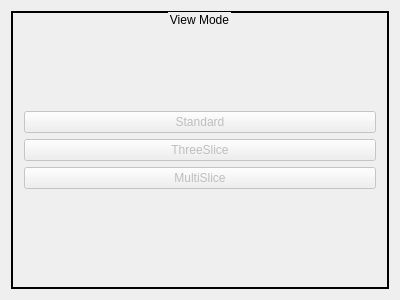
Qt form ui/modecontrolwidget.ui (mareuter/PVMockupGui) before a commit.
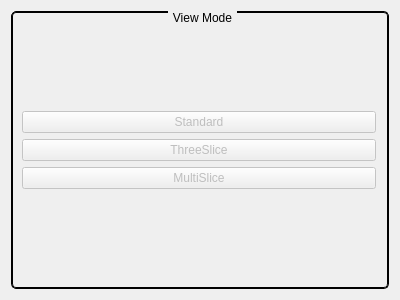
The same form after that commit.

Commit message: Fixed stylesheet for mode control widget.

```diff
--- a/ui/modecontrolwidget.ui
+++ b/ui/modecontrolwidget.ui
@@ -29,18 +29,31 @@
    <item row="0" column="0">
     <widget class="QGroupBox" name="modeControlBox">
      <property name="styleSheet">
-      <string notr="true">QGroupBox { border: 2px groove black ; }</string>
+      <string notr="true">QGroupBox { 
+border: 2px groove black ;
+border-radius: 5px;
+margin-top: 1ex;
+}
+
+QGroupBox::title { 
+subcontrol-origin: margin;
+subcontrol-position: top center; 
+padding: 0 3px;
+}</string>
      </property>
      <property name="title">
       <string>View Mode</string>
      </property>
      <property name="alignment">
-      <set>Qt::AlignCenter</set>
+      <set>Qt::AlignRight|Qt::AlignTop|Qt::AlignTrailing</set>
      </property>
      <property name="flat">
       <bool>false</bool>
      </property>
      <layout class="QGridLayout" name="gridLayout_2">
+      <property name="leftMargin">
+       <number>9</number>
+      </property>
       <item row="0" column="0">
        <layout class="QGridLayout" name="gridLayout">
         <item row="0" column="0">
```
